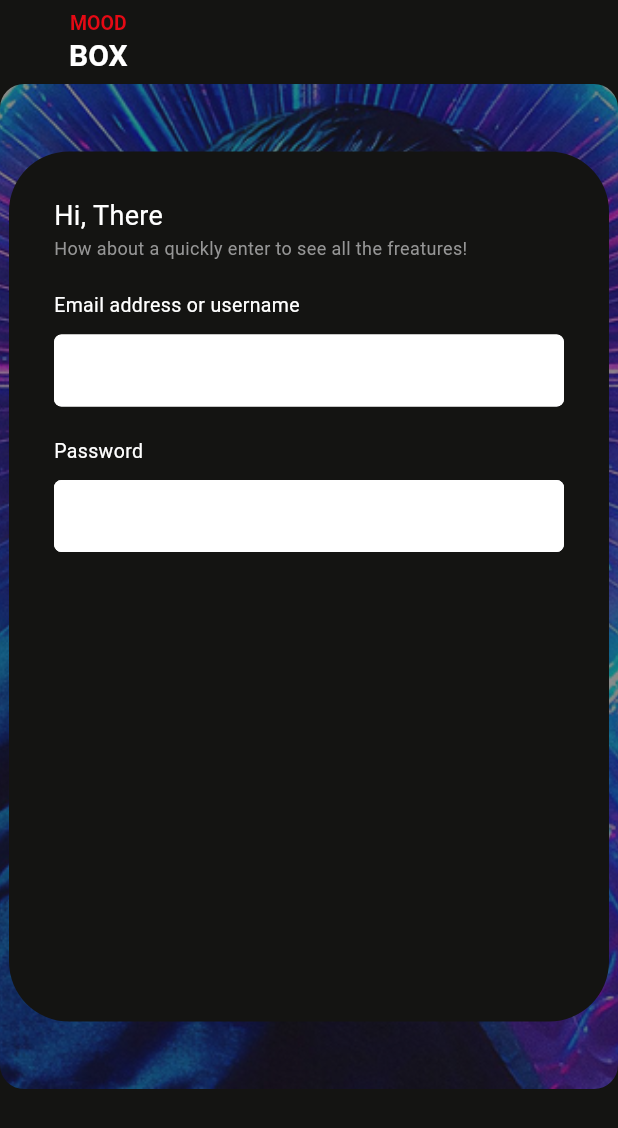
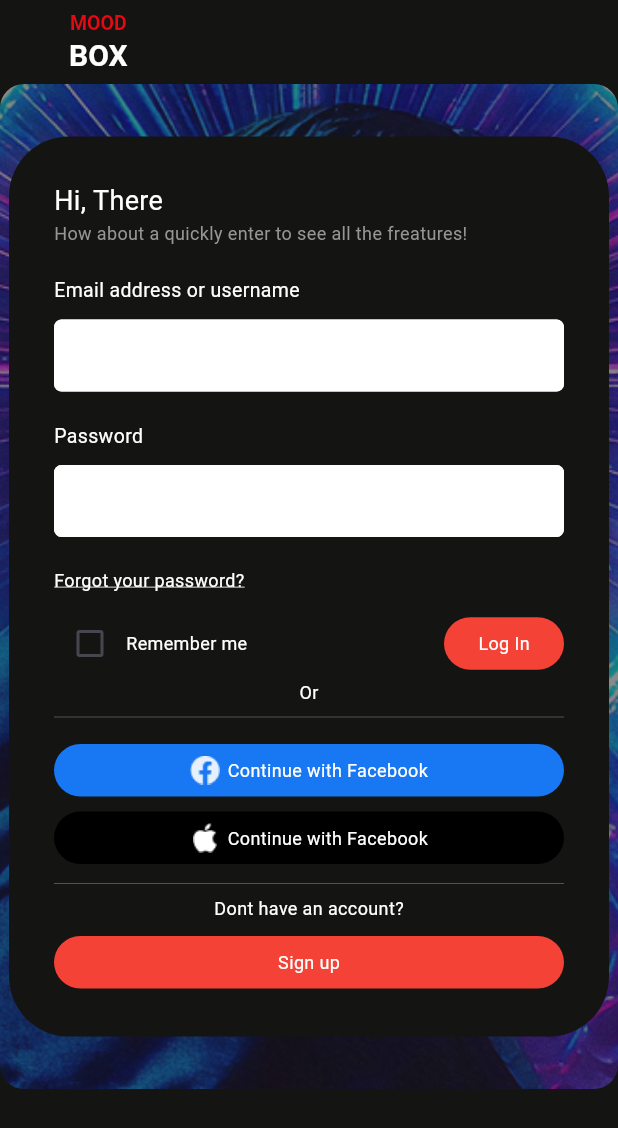
Before and after one commit to Psycho04/movie_app, a Flutter app: the screen it shows after launch, on a phone screen of 412 x 824 dp. Shown: the top 1128 px of the screen. Run offline on Flutter 3.47's test engine with Material 3 defaults, Android fonts, the phone set to English and light mode, and no system bars.

Commit message:
Add social media button components and update image assets

```diff
--- a/lib/core/my_images.dart
+++ b/lib/core/my_images.dart
@@ -1,3 +1,5 @@
 class MyImages {
   static const String background = 'assets/images/Poster3.png';
+  static const String facebookLogo = 'assets/images/Vector1.png';
+  static const String appleLogo = 'assets/images/Vector.png';
 }
--- a/lib/core/my_text.dart
+++ b/lib/core/my_text.dart
@@ -13,7 +13,7 @@ class MyText {
   static const String apple = 'Continue with Apple';
   static const String google = 'Continue with Google';
   static const String dontHaveAccount = 'Dont have an account?';
-  static const String signupFor = 'Sign up for';
+  static const String signupFor = 'Sign up';
   static const String audioDesc = 'Audio Description';
   static const String investor = 'Investor Relations';
   static const String privacy = 'Privacy';
--- a/lib/feature/auth/auth_screen.dart
+++ b/lib/feature/auth/auth_screen.dart
@@ -3,10 +3,19 @@ import 'package:movie_app/core/my_images.dart';
 import 'package:movie_app/core/my_styles.dart';
 import 'package:movie_app/core/my_text.dart';
 import 'package:movie_app/core/spacing.dart';
-import 'package:movie_app/feature/widget/text_field_with_name.dart';
+import 'package:movie_app/feature/auth/widget/my_text_btns.dart';
+import 'package:movie_app/feature/auth/widget/social_btn.dart';
+import 'package:movie_app/feature/auth/widget/text_field_with_name.dart';
 
-class AuthScreen extends StatelessWidget {
+class AuthScreen extends StatefulWidget {
   const AuthScreen({super.key});
+
+  @override
+  State<AuthScreen> createState() => _AuthScreenState();
+}
+
+class _AuthScreenState extends State<AuthScreen> {
+  bool isChecked = false;
 
   @override
   Widget build(BuildContext context) {
@@ -46,7 +55,7 @@ class AuthScreen extends StatelessWidget {
               Center(
                 child: Container(
                   width: 400,
-                  height: 580,
+                  height: 600,
                   decoration: BoxDecoration(
                     color: const Color(0xff141412),
                     borderRadius: BorderRadius.circular(40),
@@ -89,6 +98,76 @@ class AuthScreen extends StatelessWidget {
                           controller: TextEditingController(),
                           obscureText: true,
                         ),
+                        InkWell(
+                          onTap: () {},
+                          child: Text(
+                            MyText.forgotYourPass,
+                            style: MyStyles.title24White400.copyWith(
+                                fontSize: 12,
+                                decoration: TextDecoration.underline,
+                                decorationColor: Colors.white),
+                          ),
+                        ),
+                        vSpace(10),
+                        Row(
+                          children: [
+                            Checkbox(
+                              activeColor: Colors.red,
+                              value: isChecked,
+                              onChanged: (value) {
+                                setState(() {
+                                  isChecked = value!;
+                                });
+                              },
+                            ),
+                            Text(
+                              MyText.rememberMe,
+                              style: MyStyles.title24White400
+                                  .copyWith(fontSize: 12),
+                            ),
+                            const Spacer(),
+                            MyTextBtn(
+                                onTap: () {},
+                                text: MyText.login,
+                                color: Colors.red,
+                                textColor: Colors.white)
+                          ],
+                        ),
+                        Center(
+                          child: Text(
+                            MyText.or,
+                            style:
+                                MyStyles.title24White400.copyWith(fontSize: 12),
+                          ),
+                        ),
+                        dSpace(),
+                        vSpace(10),
+                        const SocialBtn(
+                            color: Color(0xff1877F2),
+                            textColor: Colors.white,
+                            imagePath: MyImages.facebookLogo),
+                        vSpace(10),
+                        const SocialBtn(
+                            color: Colors.black,
+                            textColor: Colors.white,
+                            imagePath: MyImages.appleLogo),
+                        vSpace(5),
+                        dSpace(),
+                        Center(
+                          child: Text(
+                            MyText.dontHaveAccount,
+                            style:
+                                MyStyles.title24White400.copyWith(fontSize: 12),
+                          ),
+                        ),
+                        vSpace(10),
+                        MyTextBtn(
+                          onTap: () {},
+                          text: MyText.signupFor,
+                          color: Colors.red,
+                          textColor: Colors.white,
+                          width: double.infinity,
+                        ),
                       ],
                     ),
                   ),
@@ -96,6 +175,8 @@ class AuthScreen extends StatelessWidget {
               )
             ],
           ),
-        )));
+        ),
+      ),
+    );
   }
 }
--- /dev/null
+++ b/lib/feature/auth/widget/my_text_btns.dart
@@ -0,0 +1,40 @@
+import 'package:flutter/material.dart';
+import 'package:movie_app/core/my_styles.dart';
+
+class MyTextBtn extends StatelessWidget {
+  final VoidCallback onTap;
+  final String text;
+  final Color color;
+  final Color textColor;
+  final double width;
+
+  const MyTextBtn({
+    super.key,
+    required this.onTap,
+    required this.text,
+    required this.color,
+    required this.textColor,
+    this.width = 80,
+  });
+
+  @override
+  Widget build(BuildContext context) {
+    return InkWell(
+      onTap: onTap,
+      child: Container(
+        width: width,
+        height: 35,
+        decoration: BoxDecoration(
+          color: color,
+          borderRadius: BorderRadius.circular(20),
+        ),
+        alignment: Alignment.center,
+        child: Text(
+          text,
+          style: MyStyles.title24White400
+              .copyWith(fontSize: 12, color: textColor),
+        ),
+      ),
+    );
+  }
+}
--- /dev/null
+++ b/lib/feature/auth/widget/social_btn.dart
@@ -0,0 +1,43 @@
+import 'package:flutter/material.dart';
+import 'package:movie_app/core/my_styles.dart';
+import 'package:movie_app/core/my_text.dart';
+import 'package:movie_app/core/spacing.dart';
+
+class SocialBtn extends StatelessWidget {
+  final Color color;
+  final Color textColor;
+  final String imagePath;
+
+  const SocialBtn({
+    super.key,
+    required this.color,
+    required this.textColor,
+    required this.imagePath
+    });
+
+  @override
+  Widget build(BuildContext context) {
+    return Container(
+      width: double.infinity,
+      height: 35,
+      decoration: BoxDecoration(
+        color: color,
+        borderRadius: BorderRadius.circular(20),
+      ),
+      child: Row(
+        mainAxisAlignment: MainAxisAlignment.center,
+        children: [
+          ImageIcon(
+            size: 20,
+            AssetImage(imagePath),
+            color: Colors.white,
+          ),
+          hSpace(5),
+          Text(
+            MyText.facebook,style: MyStyles.title24White400.copyWith(fontSize: 12),
+          ),
+        ],
+      ),
+    );
+  }
+}
```
Also changed, not shown: assets/images/Vector.png (added), assets/images/Vector1.png (added), lib/feature/auth/widget/text_field_with_name.dart (renamed from lib/feature/widget/text_field_with_name.dart). Lines whose indentation alone changed are shown as unchanged.
